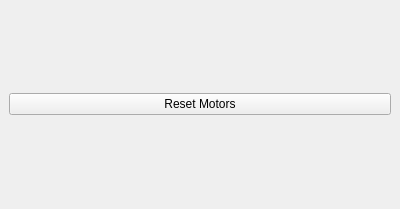
First picture: the form in sr_gui_motor_resetter/uis/SrGuiMotorResetter.ui, repository shadow-robot/sr-ros-interface, before the edit.
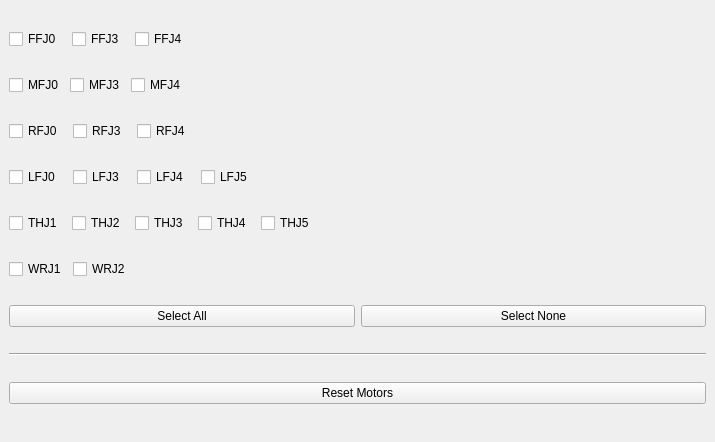
Second picture: the form after the edit.

Commit message: Add the widgets for motors and the buttons. Link buttons to debug handlers.

Diff of the .ui file:
```diff
--- a/sr_gui_motor_resetter/uis/SrGuiMotorResetter.ui
+++ b/sr_gui_motor_resetter/uis/SrGuiMotorResetter.ui
@@ -6,15 +6,312 @@
    <rect>
     <x>0</x>
     <y>0</y>
-    <width>400</width>
-    <height>209</height>
+    <width>715</width>
+    <height>442</height>
    </rect>
   </property>
   <property name="windowTitle">
    <string>Motor Resetter</string>
   </property>
   <widget class="QWidget" name="dockWidgetContents">
-   <layout class="QVBoxLayout" name="verticalLayout" stretch="0">
+   <layout class="QVBoxLayout" name="verticalLayout" stretch="0,0,0,0,0,0,0,0,0">
+    <item>
+     <layout class="QHBoxLayout" name="horizontalLayout_2">
+      <property name="spacing">
+       <number>10</number>
+      </property>
+      <item>
+       <widget class="QCheckBox" name="chkbox_ffj0">
+        <property name="enabled">
+         <bool>true</bool>
+        </property>
+        <property name="sizePolicy">
+         <sizepolicy hsizetype="Minimum" vsizetype="Fixed">
+          <horstretch>0</horstretch>
+          <verstretch>0</verstretch>
+         </sizepolicy>
+        </property>
+        <property name="autoFillBackground">
+         <bool>false</bool>
+        </property>
+        <property name="text">
+         <string>FFJ0</string>
+        </property>
+        <property name="checked">
+         <bool>false</bool>
+        </property>
+       </widget>
+      </item>
+      <item>
+       <widget class="QCheckBox" name="chkbox_ffj3">
+        <property name="text">
+         <string>FFJ3</string>
+        </property>
+       </widget>
+      </item>
+      <item>
+       <widget class="QCheckBox" name="chkbox_ffj4">
+        <property name="text">
+         <string>FFJ4</string>
+        </property>
+       </widget>
+      </item>
+      <item>
+       <spacer name="horizontalSpacer">
+        <property name="orientation">
+         <enum>Qt::Horizontal</enum>
+        </property>
+        <property name="sizeHint" stdset="0">
+         <size>
+          <width>40</width>
+          <height>20</height>
+         </size>
+        </property>
+       </spacer>
+      </item>
+     </layout>
+    </item>
+    <item>
+     <layout class="QHBoxLayout" name="middle_finger_layout">
+      <property name="spacing">
+       <number>6</number>
+      </property>
+      <item>
+       <widget class="QCheckBox" name="chkbox_mfj0">
+        <property name="text">
+         <string>MFJ0</string>
+        </property>
+       </widget>
+      </item>
+      <item>
+       <widget class="QCheckBox" name="chkbox_mfj3">
+        <property name="text">
+         <string>MFJ3</string>
+        </property>
+       </widget>
+      </item>
+      <item>
+       <widget class="QCheckBox" name="chkbox_mfj4">
+        <property name="text">
+         <string>MFJ4</string>
+        </property>
+       </widget>
+      </item>
+      <item>
+       <spacer name="horizontalSpacer_2">
+        <property name="orientation">
+         <enum>Qt::Horizontal</enum>
+        </property>
+        <property name="sizeHint" stdset="0">
+         <size>
+          <width>40</width>
+          <height>20</height>
+         </size>
+        </property>
+       </spacer>
+      </item>
+     </layout>
+    </item>
+    <item>
+     <layout class="QHBoxLayout" name="horizontalLayout_3">
+      <property name="spacing">
+       <number>10</number>
+      </property>
+      <item>
+       <widget class="QCheckBox" name="chkbox_rfj0">
+        <property name="text">
+         <string>RFJ0</string>
+        </property>
+       </widget>
+      </item>
+      <item>
+       <widget class="QCheckBox" name="chkbox_rfj3">
+        <property name="text">
+         <string>RFJ3</string>
+        </property>
+       </widget>
+      </item>
+      <item>
+       <widget class="QCheckBox" name="chkbox_rfj4">
+        <property name="text">
+         <string>RFJ4</string>
+        </property>
+       </widget>
+      </item>
+      <item>
+       <spacer name="horizontalSpacer_3">
+        <property name="orientation">
+         <enum>Qt::Horizontal</enum>
+        </property>
+        <property name="sizeHint" stdset="0">
+         <size>
+          <width>40</width>
+          <height>20</height>
+         </size>
+        </property>
+       </spacer>
+      </item>
+     </layout>
+    </item>
+    <item>
+     <layout class="QHBoxLayout" name="horizontalLayout_4">
+      <property name="spacing">
+       <number>12</number>
+      </property>
+      <item>
+       <widget class="QCheckBox" name="chkbox_lfj0">
+        <property name="text">
+         <string>LFJ0</string>
+        </property>
+       </widget>
+      </item>
+      <item>
+       <widget class="QCheckBox" name="chkbox_lfj3">
+        <property name="text">
+         <string>LFJ3</string>
+        </property>
+       </widget>
+      </item>
+      <item>
+       <widget class="QCheckBox" name="chkbox_lfj4">
+        <property name="text">
+         <string>LFJ4</string>
+        </property>
+       </widget>
+      </item>
+      <item>
+       <widget class="QCheckBox" name="chkbox_lfj5">
+        <property name="text">
+         <string>LFJ5</string>
+        </property>
+       </widget>
+      </item>
+      <item>
+       <spacer name="horizontalSpacer_4">
+        <property name="orientation">
+         <enum>Qt::Horizontal</enum>
+        </property>
+        <property name="sizeHint" stdset="0">
+         <size>
+          <width>40</width>
+          <height>20</height>
+         </size>
+        </property>
+       </spacer>
+      </item>
+     </layout>
+    </item>
+    <item>
+     <layout class="QHBoxLayout" name="horizontalLayout_5">
+      <property name="spacing">
+       <number>9</number>
+      </property>
+      <item>
+       <widget class="QCheckBox" name="chkbox_thj1">
+        <property name="text">
+         <string>THJ1</string>
+        </property>
+       </widget>
+      </item>
+      <item>
+       <widget class="QCheckBox" name="chkbox_thj2">
+        <property name="text">
+         <string>THJ2</string>
+        </property>
+       </widget>
+      </item>
+      <item>
+       <widget class="QCheckBox" name="chkbox_thj3">
+        <property name="text">
+         <string>THJ3</string>
+        </property>
+       </widget>
+      </item>
+      <item>
+       <widget class="QCheckBox" name="chkbox_thj4">
+        <property name="text">
+         <string>THJ4</string>
+        </property>
+       </widget>
+      </item>
+      <item>
+       <widget class="QCheckBox" name="chkbox_thj5">
+        <property name="text">
+         <string>THJ5</string>
+        </property>
+       </widget>
+      </item>
+      <item>
+       <spacer name="horizontalSpacer_5">
+        <property name="orientation">
+         <enum>Qt::Horizontal</enum>
+        </property>
+        <property name="sizeHint" stdset="0">
+         <size>
+          <width>40</width>
+          <height>20</height>
+         </size>
+        </property>
+       </spacer>
+      </item>
+     </layout>
+    </item>
+    <item>
+     <layout class="QHBoxLayout" name="horizontalLayout_6">
+      <item>
+       <widget class="QCheckBox" name="chkbox_wrj1">
+        <property name="text">
+         <string>WRJ1</string>
+        </property>
+       </widget>
+      </item>
+      <item>
+       <widget class="QCheckBox" name="chkbox_wrj2">
+        <property name="text">
+         <string>WRJ2</string>
+        </property>
+       </widget>
+      </item>
+      <item>
+       <spacer name="horizontalSpacer_6">
+        <property name="orientation">
+         <enum>Qt::Horizontal</enum>
+        </property>
+        <property name="sizeHint" stdset="0">
+         <size>
+          <width>40</width>
+          <height>20</height>
+         </size>
+        </property>
+       </spacer>
+      </item>
+     </layout>
+    </item>
+    <item>
+     <layout class="QHBoxLayout" name="horizontalLayout_7">
+      <item>
+       <widget class="QPushButton" name="btn_select_all">
+        <property name="text">
+         <string>Select All</string>
+        </property>
+       </widget>
+      </item>
+      <item>
+       <widget class="QPushButton" name="btn_select_none">
+        <property name="text">
+         <string>Select None</string>
+        </property>
+       </widget>
+      </item>
+     </layout>
+    </item>
+    <item>
+     <widget class="Line" name="line">
+      <property name="orientation">
+       <enum>Qt::Horizontal</enum>
+      </property>
+     </widget>
+    </item>
     <item>
      <widget class="QPushButton" name="btn_reset_motors">
       <property name="text">
```
The commit also changes 1 other file.
